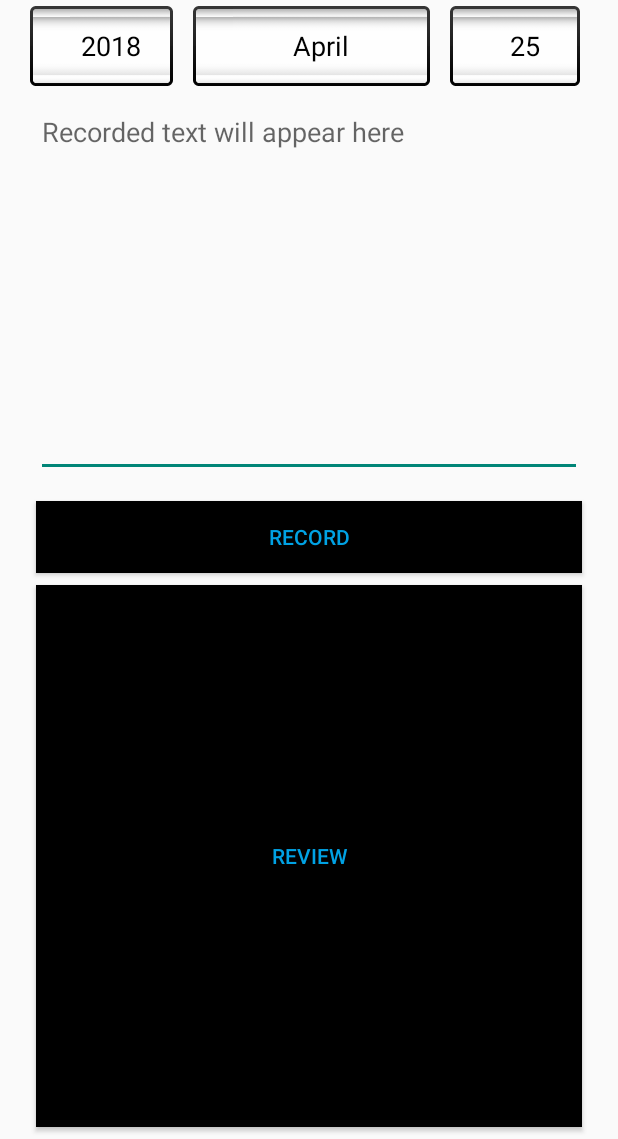
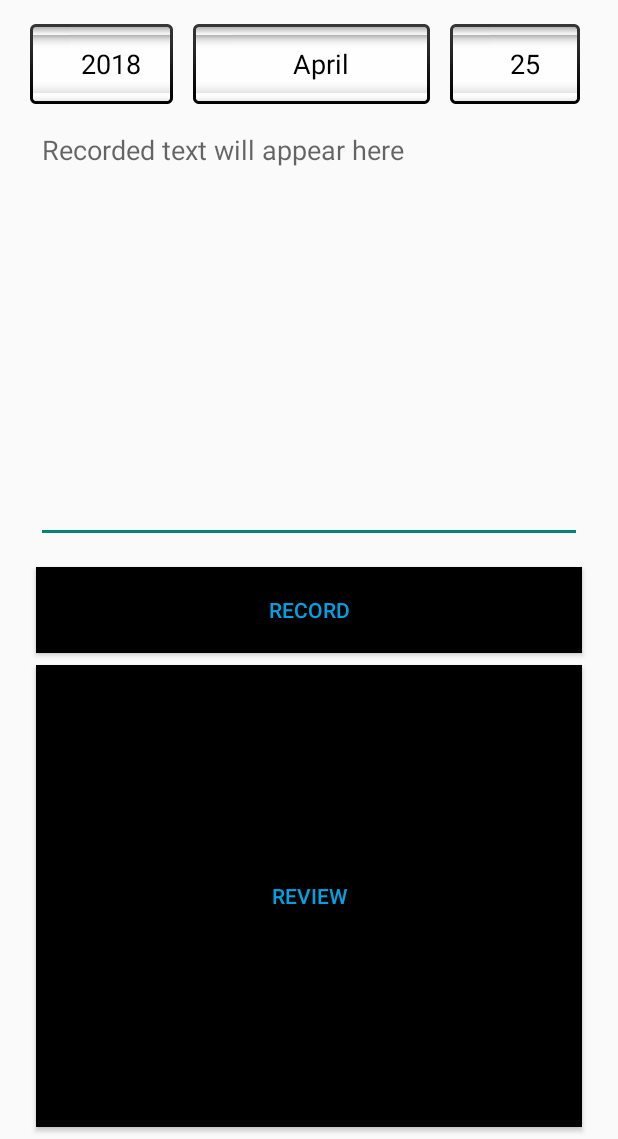
Before and after one commit to kristofferbjorklund85/zesam, an Android app: the CreateMeeting screen opened directly, with no data from a screen before it, on a phone screen of 412 x 824 dp, the part 97-1236 px from its top. Run offline under Robolectric (Android 15) with nearby library versions, the phone set to English and light mode, and no system bars.

Commit message:
fixed guidelines in pickaccount and review

```diff
--- a/app/src/main/res/layout/activity_create_meeting.xml
+++ b/app/src/main/res/layout/activity_create_meeting.xml
@@ -114,7 +114,7 @@
         android:layout_width="wrap_content"
         android:layout_height="wrap_content"
         android:orientation="horizontal"
-        app:layout_constraintGuide_begin="130dp" />
+        app:layout_constraintGuide_begin="142dp" />
 
     <android.support.constraint.Guideline
         android:id="@+id/guideline2"
@@ -135,20 +135,20 @@
         android:layout_width="wrap_content"
         android:layout_height="wrap_content"
         android:orientation="horizontal"
-        app:layout_constraintGuide_begin="65dp" />
+        app:layout_constraintGuide_begin="77dp" />
 
     <android.support.constraint.Guideline
         android:id="@+id/record_guideline"
         android:layout_width="wrap_content"
         android:layout_height="wrap_content"
         android:orientation="horizontal"
-        app:layout_constraintGuide_begin="399dp" />
+        app:layout_constraintGuide_begin="443dp" />
 
     <android.support.constraint.Guideline
         android:id="@+id/review_guideline"
         android:layout_width="wrap_content"
         android:layout_height="wrap_content"
         android:orientation="horizontal"
-        app:layout_constraintGuide_begin="455dp" />
+        app:layout_constraintGuide_begin="508dp" />
 
 </android.support.constraint.ConstraintLayout>
--- a/app/src/main/res/layout/activity_review.xml
+++ b/app/src/main/res/layout/activity_review.xml
@@ -52,15 +52,15 @@
         android:layout_width="wrap_content"
         android:layout_height="wrap_content"
         android:orientation="horizontal"
-        app:layout_constraintGuide_begin="456dp" />
+        app:layout_constraintGuide_begin="440dp" />
 
     <CheckBox
         android:id="@+id/reminder"
         android:layout_width="336dp"
         android:layout_height="wrap_content"
         android:layout_marginBottom="8dp"
-        android:layout_marginEnd="8dp"
-        android:layout_marginStart="8dp"
+        android:layout_marginEnd="24dp"
+        android:layout_marginStart="24dp"
         android:layout_marginTop="8dp"
         android:text="Remind Me"
         app:layout_constraintBottom_toTopOf="@+id/finish_guideline"
```
